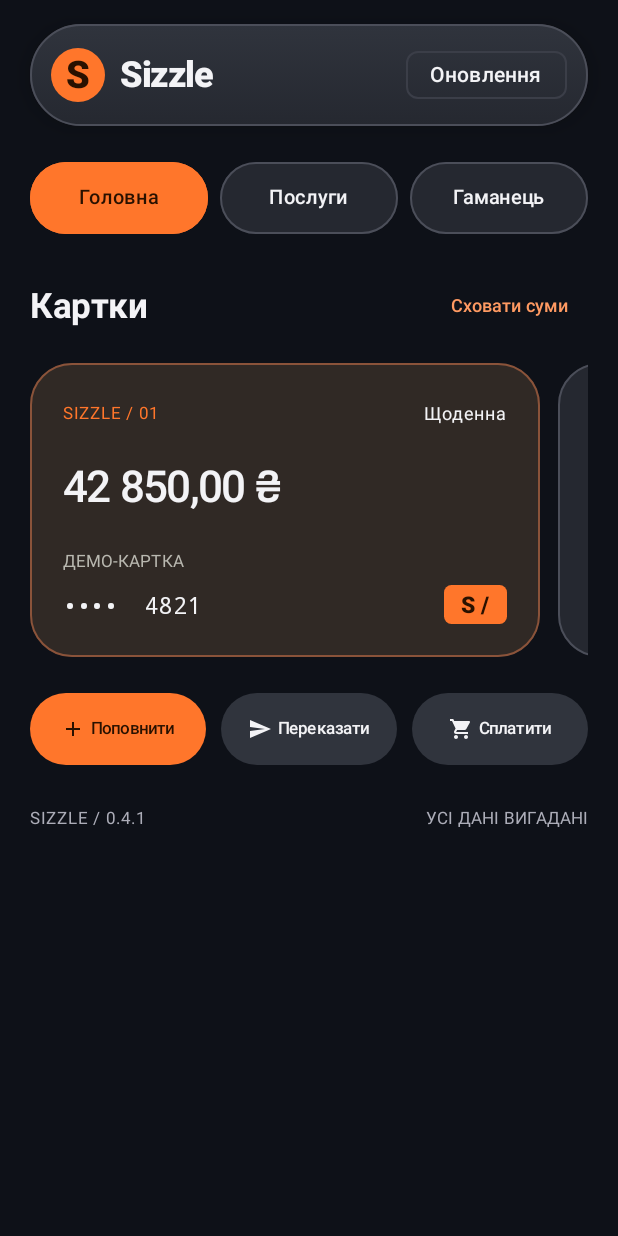
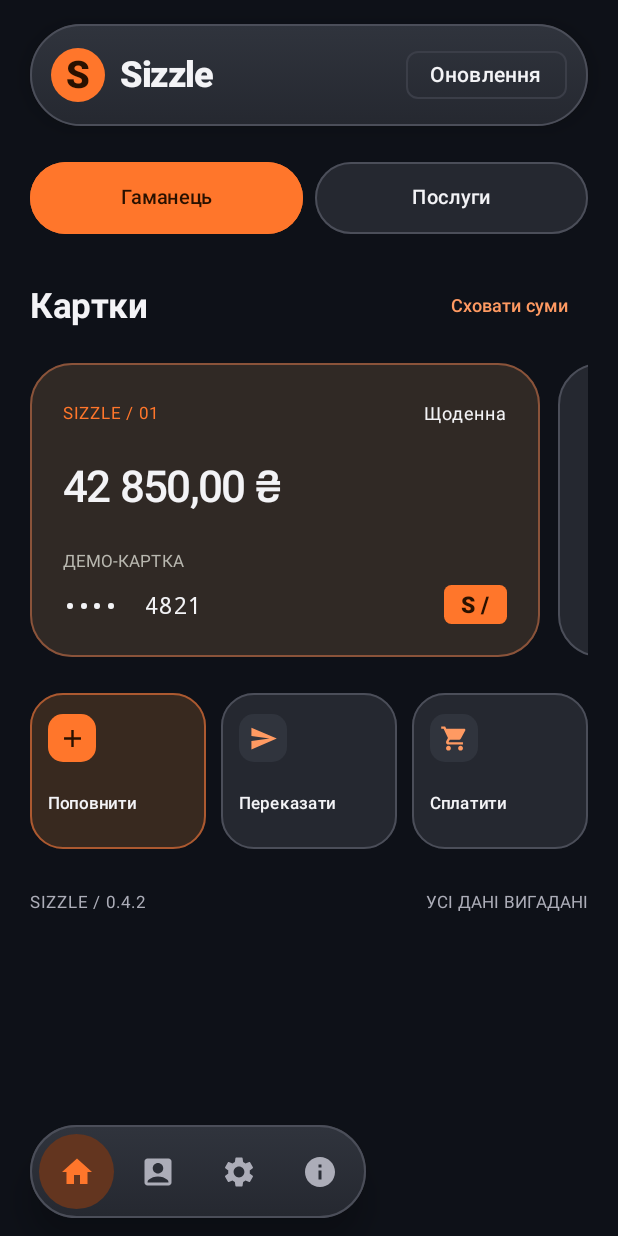
Before and after one commit to dozyFJ/Sizzle-, an Android app built with Jetpack Compose: the screen it shows after launch (MainActivity), on a phone screen of 412 x 824 dp. Run offline under Robolectric (Android 15) with nearby library versions, the phone set to English and light mode, and no system bars.

Commit message:
Add floating navigation island and mini bento action cards

```diff
--- a/app/build.gradle.kts
+++ b/app/build.gradle.kts
@@ -2,7 +2,7 @@ plugins { id("com.android.application"); id("org.jetbrains.kotlin.android"); id(
 android {
  namespace = "app.sizzle.bank"
  compileSdk = 35
- defaultConfig { applicationId = "app.sizzle.bank"; minSdk = 26; targetSdk = 35; versionCode = 6; versionName = "0.4.1" }
+ defaultConfig { applicationId = "app.sizzle.bank"; minSdk = 26; targetSdk = 35; versionCode = 7; versionName = "0.4.2" }
  buildFeatures { compose = true }
  compileOptions { sourceCompatibility = JavaVersion.VERSION_17; targetCompatibility = JavaVersion.VERSION_17 }
  kotlinOptions { jvmTarget = "17" }
--- a/app/src/main/java/app/sizzle/bank/MainActivity.kt
+++ b/app/src/main/java/app/sizzle/bank/MainActivity.kt
@@ -20,6 +20,10 @@ import androidx.compose.foundation.shape.RoundedCornerShape
 import androidx.compose.material.icons.Icons
 import androidx.compose.material.icons.automirrored.filled.ArrowForward
 import androidx.compose.material.icons.automirrored.filled.Send
+import androidx.compose.material.icons.filled.Home
+import androidx.compose.material.icons.filled.AccountBox
+import androidx.compose.material.icons.filled.Settings
+import androidx.compose.material.icons.filled.Info
 import androidx.compose.material.icons.filled.Add
 import androidx.compose.material.icons.filled.ShoppingCart
 import androidx.compose.material3.*
@@ -79,14 +83,16 @@ private fun TechnicalLabel(text: String, color: Color = Muted) {
 
 @Composable
 fun HomeScreen() {
-    var selectedTab by rememberSaveable { mutableStateOf("Головна") }
+    var section by rememberSaveable { mutableStateOf("Головна") }
+    var selectedTab by rememberSaveable { mutableStateOf("Гаманець") }
     var hidden by rememberSaveable { mutableStateOf(false) }
     var action by rememberSaveable { mutableStateOf<String?>(null) }
     var selectedCard by rememberSaveable { mutableStateOf<String?>(null) }
     Surface(Modifier.fillMaxSize(), color = Concrete) {
+        Box(Modifier.fillMaxSize()) {
         LazyColumn(
             modifier = Modifier.safeDrawingPadding(),
-            contentPadding = PaddingValues(start = 20.dp, end = 20.dp, top = 16.dp, bottom = 32.dp),
+            contentPadding = PaddingValues(start = 20.dp, end = 20.dp, top = 16.dp, bottom = 120.dp),
             verticalArrangement = Arrangement.spacedBy(24.dp)
         ) {
             item {
@@ -102,10 +108,48 @@ fun HomeScreen() {
                 }
                 }
             }
-            item {
-                SectionTabs(selectedTab = selectedTab, onSelect = { selectedTab = it })
+            if (section == "Головна") {
+                item { SectionTabs(selectedTab = selectedTab, onSelect = { selectedTab = it }) }
             }
-            if (selectedTab == "Послуги") {
+            if (section == "Налаштування") {
+                item { Text("Налаштування", fontSize = 28.sp, fontWeight = FontWeight.Bold) }
+                item {
+                    Card(shape = RoundedCornerShape(24.dp), colors = CardDefaults.cardColors(containerColor = Panel)) {
+                        Row(Modifier.fillMaxWidth().padding(20.dp), verticalAlignment = Alignment.CenterVertically) {
+                            Column(Modifier.weight(1f), verticalArrangement = Arrangement.spacedBy(5.dp)) {
+                                Text("Приховувати суми", fontWeight = FontWeight.SemiBold)
+                                Text("На картках та в історії", fontSize = 12.sp, color = Muted)
+                            }
+                            Switch(checked = hidden, onCheckedChange = { hidden = it })
+                        }
+                    }
+                }
+                item {
+                    Card(shape = RoundedCornerShape(24.dp), colors = CardDefaults.cardColors(containerColor = Panel)) {
+                        Column(Modifier.padding(20.dp), verticalArrangement = Arrangement.spacedBy(8.dp)) {
+                            Text("Sizzle 0.4.2", fontWeight = FontWeight.Bold)
+                            Text("Демонстраційний застосунок. Українська мова, гривня, темне оформлення. Перевірка оновлень — кнопкою в шапці.", color = Muted, fontSize = 14.sp)
+                        }
+                    }
+                }
+            }
+            if (section == "Підтримка") {
+                item { Text("Підтримка", fontSize = 28.sp, fontWeight = FontWeight.Bold) }
+                items(listOf(
+                    "Чи справжні кошти?" to "Ні. Картки, баланс та операції вигадані. Реальні платежі не виконуються.",
+                    "Де знайти історію?" to "Натисніть на картку — її операції відкриються в нижній панелі.",
+                    "Як оновити Sizzle?" to "Натисніть «Оновлення» у шапці. Після завантаження підтвердьте встановлення в Android.",
+                    "Зв’язок із підтримкою" to "Канал підтримки ще не підключено. Банківський API не підключено."
+                )) { (question, answer) ->
+                    Card(shape = RoundedCornerShape(24.dp), colors = CardDefaults.cardColors(containerColor = Panel)) {
+                        Column(Modifier.fillMaxWidth().padding(20.dp), verticalArrangement = Arrangement.spacedBy(8.dp)) {
+                            Text(question, fontWeight = FontWeight.SemiBold)
+                            Text(answer, color = Muted, fontSize = 14.sp)
+                        }
+                    }
+                }
+            }
+            if (section == "Головна" && selectedTab == "Послуги") {
                 item { Text("Послуги", fontSize = 28.sp, fontWeight = FontWeight.Bold) }
                 item { TechnicalLabel("ЩОДЕННІ ПЛАТЕЖІ / ДЕМО") }
                 items(listOf("Мобільний зв’язок", "Комунальні послуги", "Інтернет", "Платіж за IBAN")) { service ->
@@ -117,7 +161,7 @@ fun HomeScreen() {
                     }
                 }
             }
-            if (selectedTab != "Послуги") {
+            if (section == "Мої картки" || (section == "Головна" && selectedTab == "Гаманець")) {
             item {
                 Column(verticalArrangement = Arrangement.spacedBy(14.dp)) {
                     Row(Modifier.fillMaxWidth(), verticalAlignment = Alignment.CenterVertically, horizontalArrangement = Arrangement.SpaceBetween) {
@@ -154,7 +198,7 @@ fun HomeScreen() {
                 }
             }
             }
-            if (selectedTab == "Головна") {
+            if (section == "Головна" && selectedTab == "Гаманець") {
             item {
                 Row(Modifier.fillMaxWidth(), horizontalArrangement = Arrangement.spacedBy(10.dp)) {
                     QuickAction("Поповнити", Icons.Default.Add, Modifier.weight(1f), true) { action = "Поповнити" }
@@ -163,7 +207,7 @@ fun HomeScreen() {
                 }
             }
             }
-            if (selectedTab == "Гаманець") {
+            if (section == "Мої картки") {
                 item {
                     OutlinedCard(shape = RoundedCornerShape(20.dp)) {
                         Column(Modifier.fillMaxWidth().padding(20.dp), verticalArrangement = Arrangement.spacedBy(10.dp)) {
@@ -176,10 +220,12 @@ fun HomeScreen() {
             }
             item {
                 Row(Modifier.fillMaxWidth(), horizontalArrangement = Arrangement.SpaceBetween) {
-                    TechnicalLabel("SIZZLE / 0.4.1")
+                    TechnicalLabel("SIZZLE / 0.4.2")
                     TechnicalLabel("УСІ ДАНІ ВИГАДАНІ")
                 }
             }
+        }
+        NavigationIsland(section, onSelect = { section = it }, modifier = Modifier.align(Alignment.BottomStart).navigationBarsPadding().padding(start = 20.dp, end = 20.dp, bottom = 12.dp))
         }
     }
     action?.let { title -> DemoActionDialog(title) { action = null } }
@@ -236,9 +282,26 @@ private fun CardHistorySheet(card: DemoCard, hidden: Boolean, onDismiss: () -> U
 }
 
 @Composable
+private fun NavigationIsland(selected: String, onSelect: (String) -> Unit, modifier: Modifier = Modifier) {
+    val sections = listOf("Головна" to Icons.Default.Home, "Мої картки" to Icons.Default.AccountBox, "Налаштування" to Icons.Default.Settings, "Підтримка" to Icons.Default.Info)
+    Surface(modifier, shape = CircleShape, color = Panel, border = BorderStroke(1.dp, Outline), shadowElevation = 12.dp) {
+        Row(Modifier.background(Brush.verticalGradient(listOf(PanelRaised, Panel))).padding(6.dp).selectableGroup(), horizontalArrangement = Arrangement.spacedBy(4.dp)) {
+            sections.forEach { (label, icon) ->
+                val active = label == selected
+                Surface(modifier = Modifier.size(50.dp).selectable(selected = active, role = Role.Tab, onClick = { onSelect(label) }), shape = CircleShape,
+                    color = if (active) Color(0xFF63351F) else Color.Transparent,
+                    contentColor = if (active) BrightOrange else Muted) {
+                    Box(contentAlignment = Alignment.Center) { Icon(icon, contentDescription = label, modifier = Modifier.size(24.dp)) }
+                }
+            }
+        }
+    }
+}
+
+@Composable
 private fun SectionTabs(selectedTab: String, onSelect: (String) -> Unit) {
     Row(Modifier.fillMaxWidth().selectableGroup(), horizontalArrangement = Arrangement.spacedBy(8.dp)) {
-        listOf("Головна", "Послуги", "Гаманець").forEach { tab ->
+        listOf("Гаманець", "Послуги").forEach { tab ->
             val selected = selectedTab == tab
             Surface(
                 modifier = Modifier.weight(1f).selectable(selected = selected, role = Role.Tab, onClick = { onSelect(tab) }),
@@ -257,19 +320,24 @@ private fun SectionTabs(selectedTab: String, onSelect: (String) -> Unit) {
 
 @Composable
 private fun QuickAction(label: String, icon: ImageVector, modifier: Modifier, accent: Boolean = false, onClick: () -> Unit) {
-    FilledTonalButton(
+    Card(
         onClick = onClick,
-        modifier = modifier.heightIn(min = 48.dp),
-        shape = CircleShape,
-        contentPadding = PaddingValues(horizontal = 6.dp, vertical = 10.dp),
-        colors = ButtonDefaults.filledTonalButtonColors(
-            containerColor = if (accent) BrightOrange else PanelRaised,
-            contentColor = if (accent) Color(0xFF291100) else Ink
+        modifier = modifier.heightIn(min = 104.dp),
+        shape = RoundedCornerShape(22.dp),
+        border = BorderStroke(1.dp, if (accent) Color(0xFFAC5930) else Outline),
+        colors = CardDefaults.cardColors(
+            containerColor = if (accent) Color(0xFF38291F) else Panel,
+            contentColor = Ink
         )
     ) {
-        Icon(icon, contentDescription = null, modifier = Modifier.size(16.dp))
-        Spacer(Modifier.width(4.dp))
-        Text(label, fontSize = 11.sp, fontWeight = FontWeight.Medium, maxLines = 1, softWrap = false)
+        Column(Modifier.fillMaxWidth().padding(horizontal = 12.dp, vertical = 14.dp), verticalArrangement = Arrangement.spacedBy(16.dp)) {
+            Surface(shape = RoundedCornerShape(10.dp), color = if (accent) BrightOrange else PanelRaised, contentColor = if (accent) Color(0xFF291100) else Orange) {
+                Box(Modifier.size(32.dp), contentAlignment = Alignment.Center) {
+                    Icon(icon, contentDescription = null, modifier = Modifier.size(19.dp))
+                }
+            }
+            Text(label, fontSize = 11.sp, fontWeight = FontWeight.SemiBold)
+        }
     }
 }
 
```
Also changed, not shown: 3 other files.
